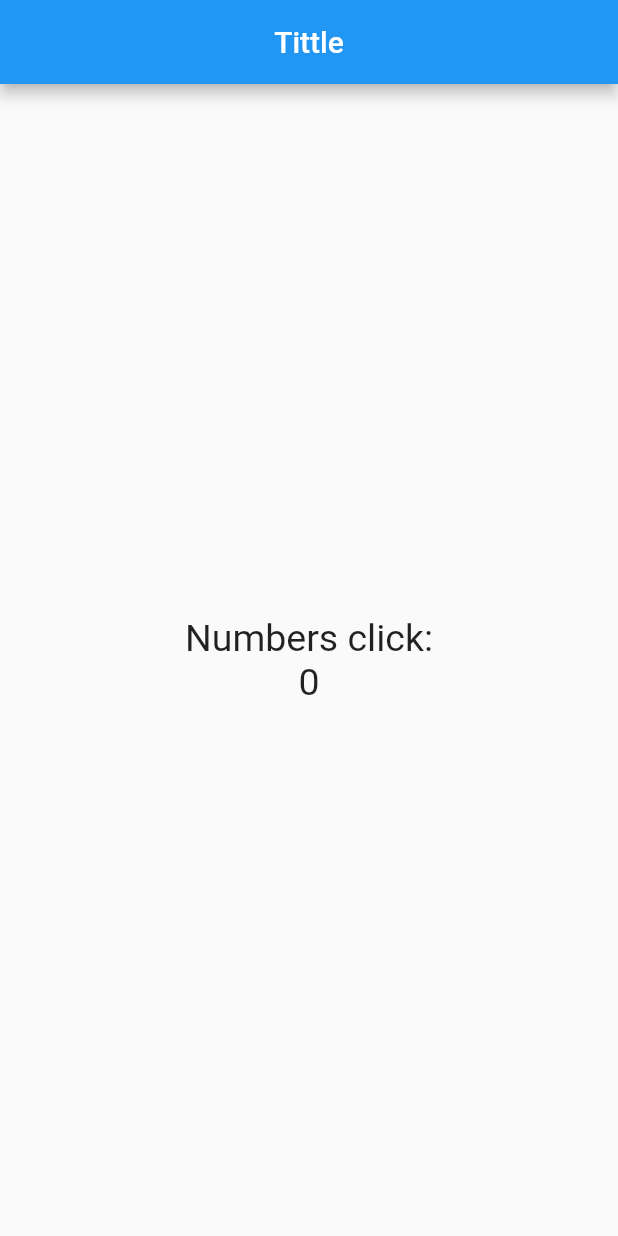
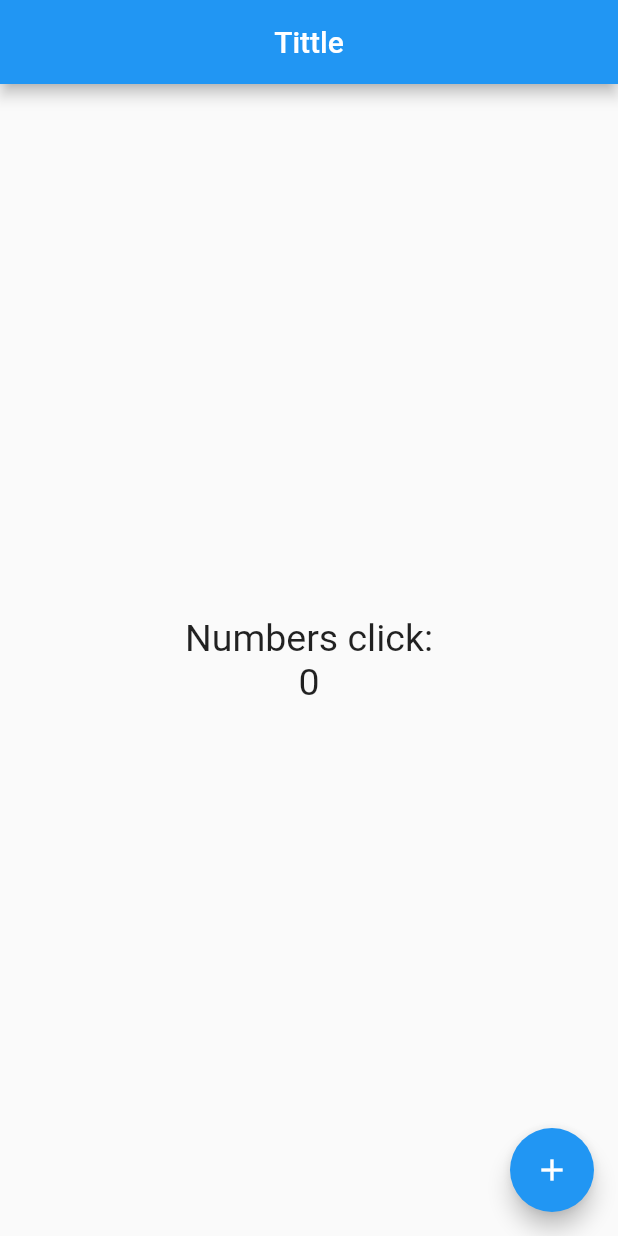
Before and after one commit to PaxAuz15/flutter_samples, a Flutter app: the screen it shows after launch, on a phone screen of 412 x 824 dp. Run offline on Flutter 3.47's test engine with Material 2 defaults, Android fonts, the phone set to English and light mode, and no system bars.

Commit message:
feat: adding button

```diff
--- a/counter_app/lib/src/pages/home_page.dart
+++ b/counter_app/lib/src/pages/home_page.dart
@@ -29,6 +29,12 @@ class HomePage extends StatelessWidget{
           ],
         )
       ),
+      floatingActionButton: FloatingActionButton(
+        child: const Icon(Icons.add),
+        onPressed: (){
+          print("Hola Mundo");
+        },
+      ),
     );
     // throw UnimplementedError();
   }
```
